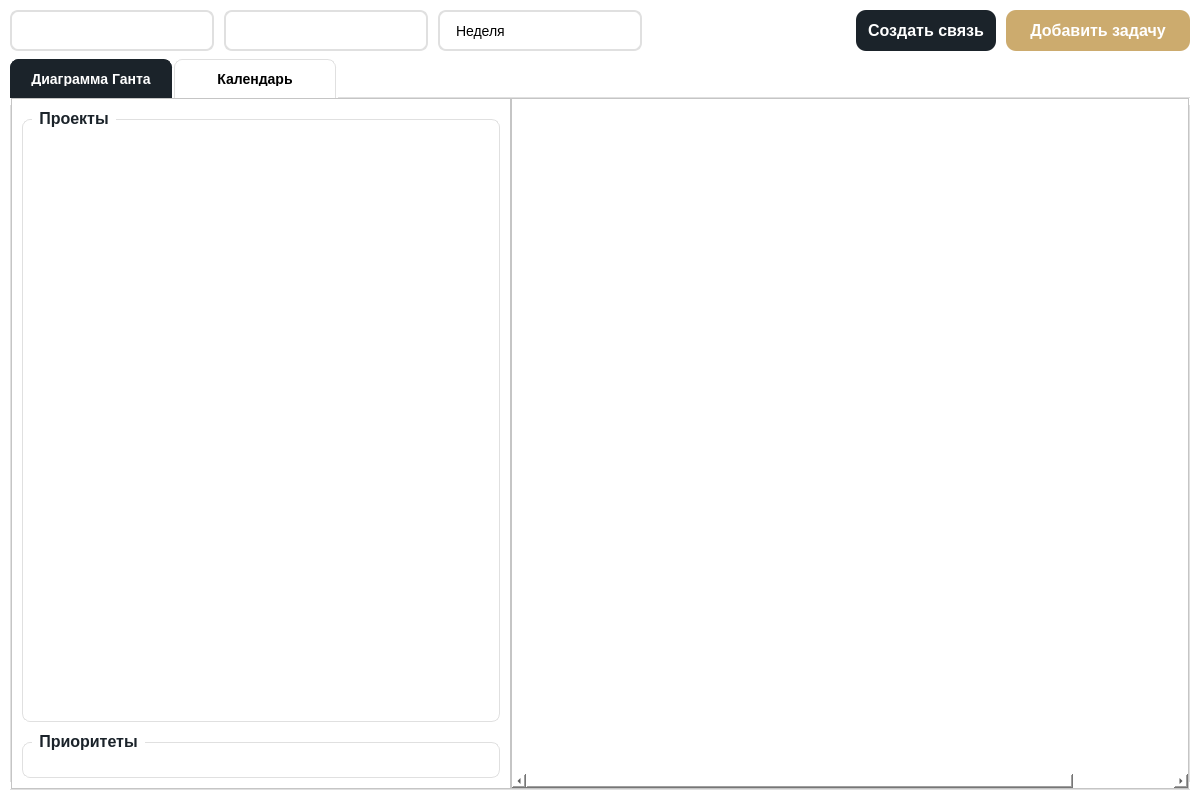
lerakaplich/TaskPlanner2, file ui/gantt/gantt_widget.ui: the form before one commit.
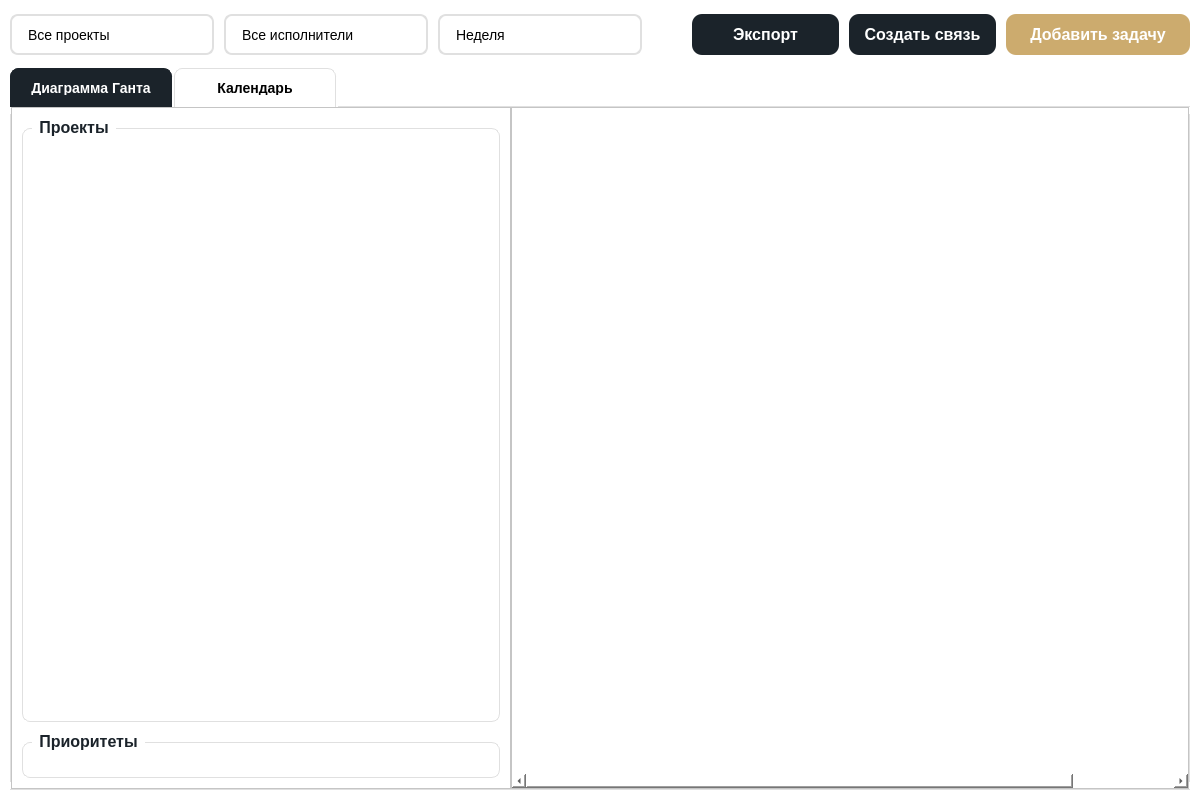
The form after the commit.

What changed in the file:
```diff
--- a/ui/gantt/gantt_widget.ui
+++ b/ui/gantt/gantt_widget.ui
@@ -93,7 +93,7 @@
          </string>
         </property>
         <property name="editable">
-         <bool>true</bool>
+         <bool>false</bool>
         </property>
         <property name="placeholderText">
          <string>Все проекты</string>
@@ -134,7 +134,7 @@
          </string>
         </property>
         <property name="editable">
-         <bool>true</bool>
+         <bool>false</bool>
         </property>
         <property name="placeholderText">
          <string>Все исполнители</string>
@@ -203,9 +203,6 @@
       </item>
       <item>
        <spacer name="horizontalSpacer">
-        <property name="orientation">
-         <enum>Qt::Orientation::Horizontal</enum>
-        </property>
         <property name="sizeHint" stdset="0">
          <size>
           <width>40</width>
@@ -214,6 +211,45 @@
         </property>
        </spacer>
       </item>
+      <item>
+       <widget class="QPushButton" name="btnExport">
+        <property name="minimumSize">
+         <size>
+          <width>0</width>
+          <height>41</height>
+         </size>
+        </property>
+        <property name="maximumSize">
+         <size>
+          <width>16777215</width>
+          <height>41</height>
+         </size>
+        </property>
+        <property name="styleSheet">
+         <string notr="true">
+QPushButton {
+    background-color: #1B232A;
+    color: white;
+    border: none;
+    border-radius: 10px;
+    padding: 8px 12px;
+    font-size: 16px;
+    font-weight: bold;
+}
+QPushButton:hover {
+    background-color: #D9D9D6;
+    color: black;
+}
+QPushButton:pressed {
+    background-color: #B8B8B5;
+}
+         </string>
+        </property>
+        <property name="text">
+         <string>Экспорт</string>
+        </property>
+       </widget>
+      </item>
       <item>
        <widget class="QPushButton" name="createLinkButton">
         <property name="minimumSize">
@@ -383,7 +419,7 @@
             <x>0</x>
             <y>0</y>
             <width>498</width>
-            <height>684</height>
+            <height>690</height>
            </rect>
           </property>
           <layout class="QVBoxLayout" name="leftPanelLayout">
@@ -524,7 +560,7 @@
             <x>0</x>
             <y>0</y>
             <width>800</width>
-            <height>667</height>
+            <height>673</height>
            </rect>
           </property>
           <property name="minimumSize">
```
Left out of the diff: 15 changed lines with no effect on the pictures.
